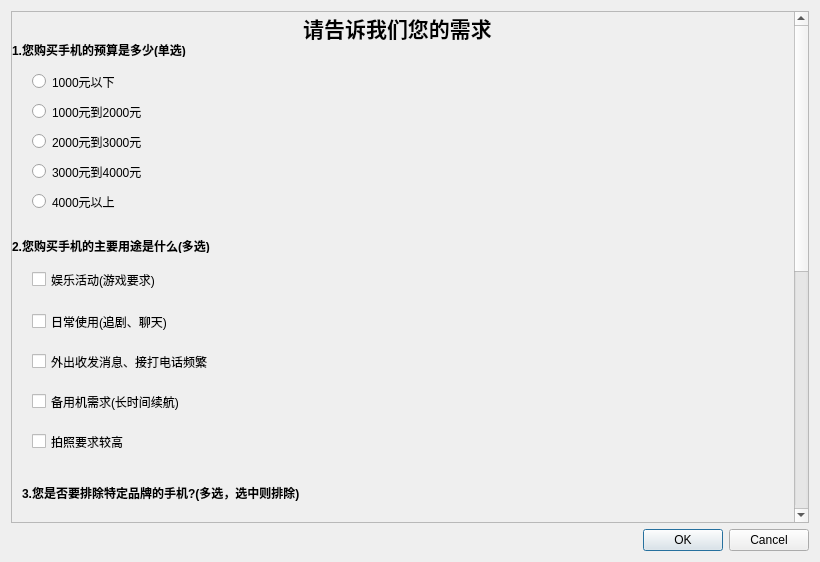
Qt form choose_phone.ui (Nicholas-wei/fuzzing_expert_system-phone_choosing) before a commit.
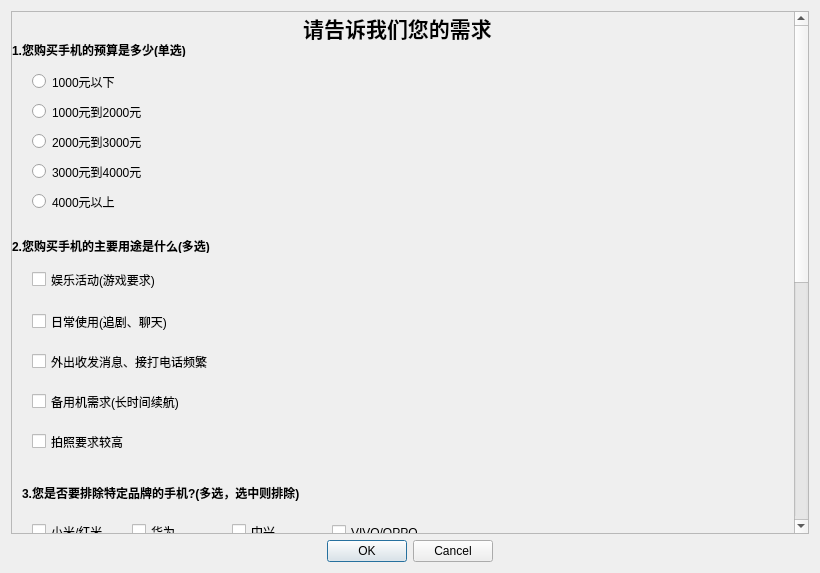
The same form after that commit.

Commit message: add phone median calculation, database read

The edit to the form file:
```diff
--- a/choose_phone.ui
+++ b/choose_phone.ui
@@ -7,7 +7,7 @@
     <x>0</x>
     <y>0</y>
     <width>820</width>
-    <height>562</height>
+    <height>573</height>
    </rect>
   </property>
   <property name="windowTitle">
@@ -23,7 +23,7 @@
       <property name="geometry">
        <rect>
         <x>0</x>
-        <y>-497</y>
+        <y>-461</y>
         <width>775</width>
         <height>1000</height>
        </rect>
@@ -532,6 +532,9 @@
      <property name="standardButtons">
       <set>QDialogButtonBox::Cancel|QDialogButtonBox::Ok</set>
      </property>
+     <property name="centerButtons">
+      <bool>true</bool>
+     </property>
     </widget>
    </item>
   </layout>
```
Left out of the diff: 74 changed lines with no effect on the pictures. The commit also changes 6 other files.
